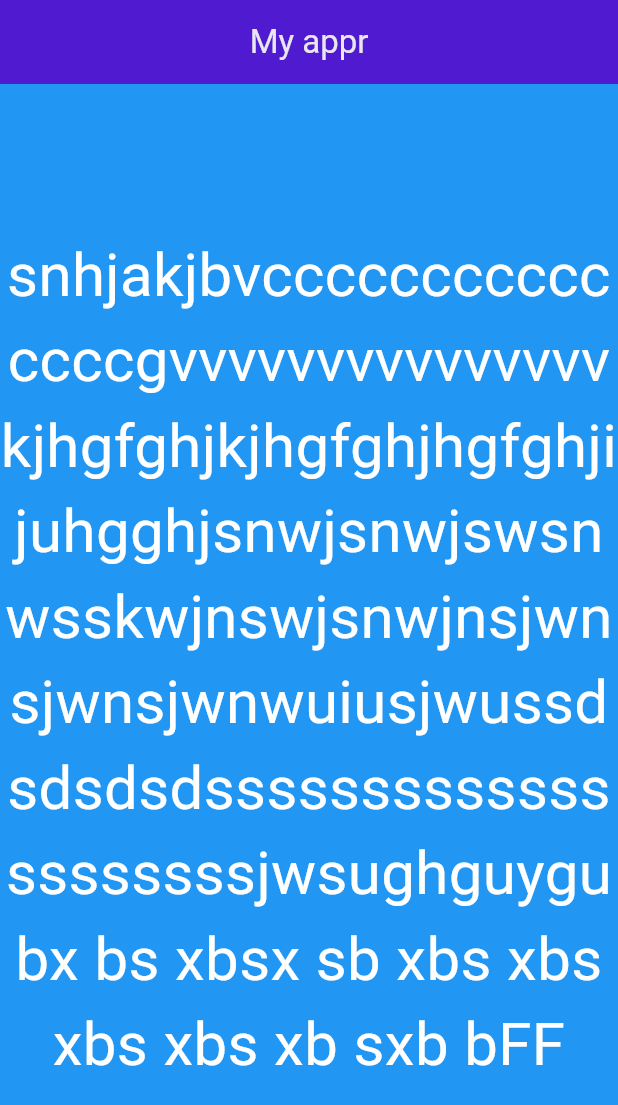
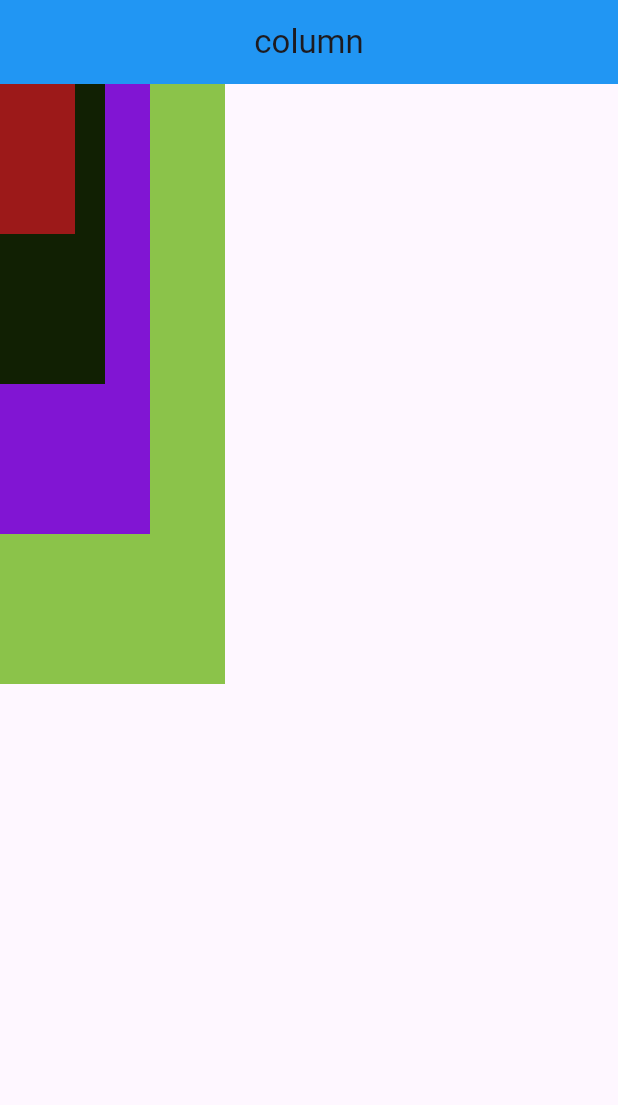
Before and after one commit to Syahroni12/belajar-flutter-dasar, a Flutter app: the screen it shows after launch, on a phone screen of 412 x 824 dp. Shown: the top 1105 px of the screen. Run offline on Flutter 3.47's test engine with Material 3 defaults, Android fonts, the phone set to English and light mode, and no system bars.

Commit message:
visible vs visible layout

```diff
--- a/lib/main.dart
+++ b/lib/main.dart
@@ -1,6 +1,6 @@
 import 'package:flutter/material.dart';
 
-void main() {
+main() {
   runApp(Myapp());
 }
 
@@ -8,27 +8,36 @@ class Myapp extends StatelessWidget {
   @override
   Widget build(BuildContext context) {
     return MaterialApp(
-      debugShowCheckedModeBanner: false,
-      home: Scaffold(
+        home: Scaffold(
+      appBar: AppBar(
+        title: Text("column"),
+        centerTitle: true,
         backgroundColor: Colors.blue,
-        appBar: AppBar(
-          title: Text(
-            "My appr",
-            style: TextStyle(color: Color.fromARGB(255, 232, 231, 235)),
+      ),
+      body: Stack(
+        children: [
+          Container(
+            height: 400,
+            width: 150,
+            color: Colors.lightGreen,
           ),
-          backgroundColor: Color.fromARGB(255, 80, 26, 208),
-          centerTitle: true,
-        ),
-        body: Center(
-          child: Text(
-            "snhjakjbvcccccccccccccccgvvvvvvvvvvvvvvvkjhgfghjkjhgfghjhgfghjijuhgghjsnwjsnwjswsnwsskwjnswjsnwjnsjwnsjwnsjwnwuiusjwussdsdsdsdsssssssssssssssssssssjwsughguygubx bs xbsx sb xbs xbs xbs xbs xb sxb bFF",
-            // maxLines: 2,
-            // overflow: TextOverflow.ellipsis,
-            textAlign: TextAlign.center,
-            style: TextStyle(color: Colors.white, fontSize: 40),
+          Container(
+            height: 300,
+            width: 100,
+            color: Color.fromARGB(255, 129, 21, 211),
           ),
-        ),
+          Container(
+            height: 200,
+            width: 70,
+            color: Color.fromARGB(255, 17, 32, 3),
+          ),
+          Container(
+            height: 100,
+            width: 50,
+            color: Color.fromARGB(255, 156, 25, 25),
+          ),
+        ],
       ),
-    );
+    ));
   }
 }
--- a/pubspec.yaml
+++ b/pubspec.yaml
@@ -85,6 +85,11 @@ flutter:
   #       - asset: fonts/TrajanPro.ttf
   #       - asset: fonts/TrajanPro_Bold.ttf
   #         weight: 700
+
+    # - family: StickNoBills
+    #   fonts:
+    #     - asset: fonts/StickNoBills-VariableFont_wght.ttf
+    #    weight: 700
   #
   # For details regarding fonts from package dependencies,
   # see https://flutter.dev/custom-fonts/#from-packages
```
Also changed, not shown: fonts/StickNoBills-VariableFont_wght.ttf (added).
